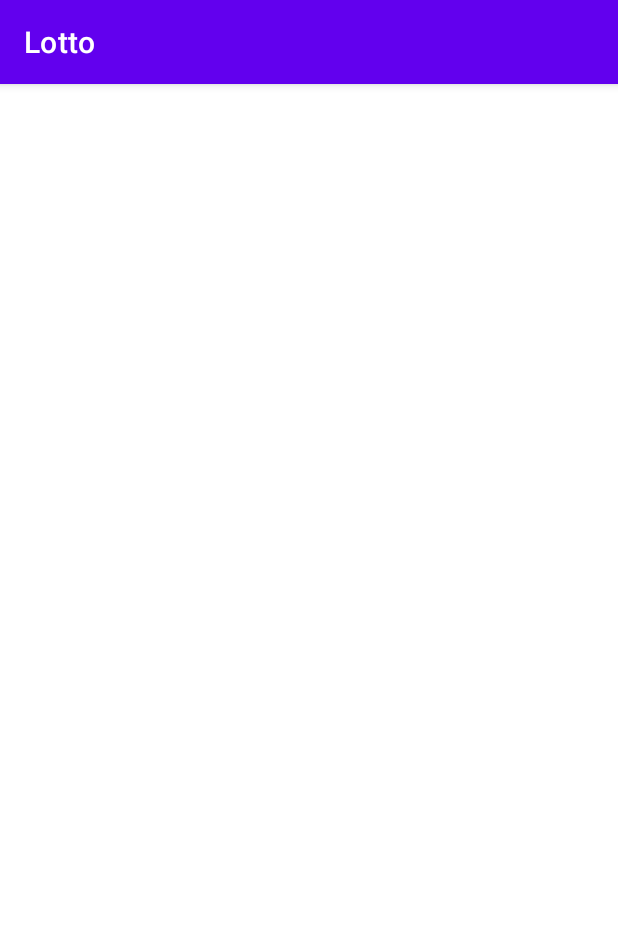
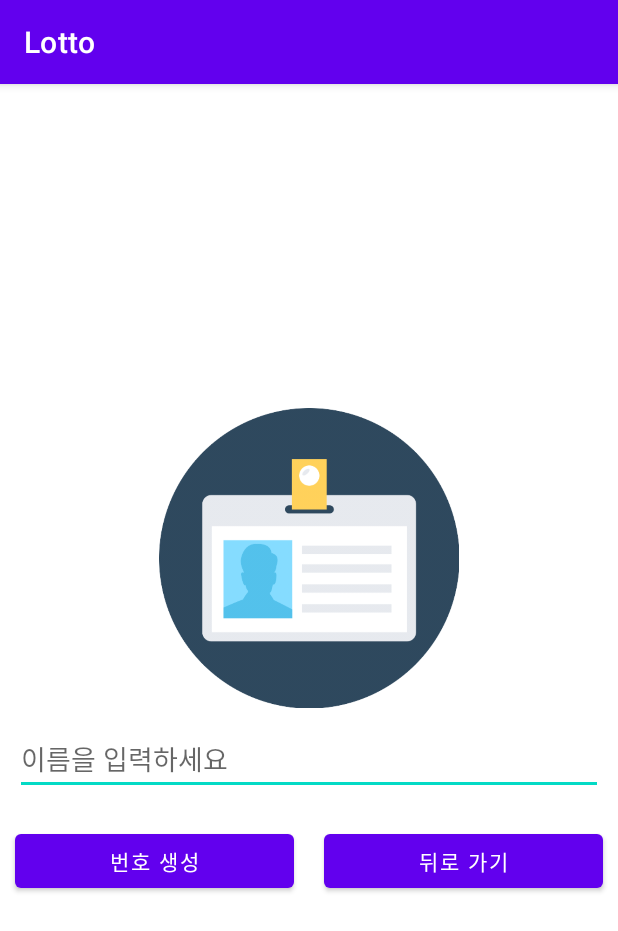
Before and after one commit to koolunkle/ICox_LottoSimulator, an Android app: the NameActivity screen opened directly, with no data from a screen before it, on a phone screen of 412 x 824 dp. Shown: the top 931 px of the screen. Run offline under Robolectric (Android 15) with nearby library versions, the phone set to English and light mode, and no system bars; our stand-ins replace data binding.

Commit message:
이름 입력 화면 UI 완성

```diff
--- a/app/src/main/res/layout/activity_main.xml
+++ b/app/src/main/res/layout/activity_main.xml
@@ -89,8 +89,8 @@
 
                 <ImageView
                     android:layout_width="140dp"
+                    android:layout_marginRight="5dp"
                     android:layout_height="140dp"
-                    android:layout_marginRight="5dp"
                     android:src="@drawable/constellation" />
 
             </LinearLayout>
--- a/app/src/main/res/layout/activity_name.xml
+++ b/app/src/main/res/layout/activity_name.xml
@@ -1,9 +1,51 @@
 <?xml version="1.0" encoding="utf-8"?>
-<androidx.constraintlayout.widget.ConstraintLayout xmlns:android="http://schemas.android.com/apk/res/android"
-    xmlns:app="http://schemas.android.com/apk/res-auto"
-    xmlns:tools="http://schemas.android.com/tools"
-    android:layout_width="match_parent"
-    android:layout_height="match_parent"
-    tools:context=".NameActivity">
+<layout>
 
-</androidx.constraintlayout.widget.ConstraintLayout>
+    <LinearLayout xmlns:android="http://schemas.android.com/apk/res/android"
+        xmlns:tools="http://schemas.android.com/tools"
+        android:layout_width="match_parent"
+        android:layout_height="match_parent"
+        android:gravity="center"
+        android:orientation="vertical"
+        tools:context=".NameActivity">
+
+        <ImageView
+            android:id="@+id/imgName"
+            android:layout_width="200dp"
+            android:layout_height="200dp"
+            android:src="@drawable/name" />
+
+        <EditText
+            android:id="@+id/edtName"
+            android:layout_width="match_parent"
+            android:layout_height="wrap_content"
+            android:layout_margin="10dp"
+            android:ems="10"
+            android:hint="이름을 입력하세요"
+            android:inputType="textPersonName" />
+
+        <LinearLayout
+            android:layout_width="match_parent"
+            android:layout_height="wrap_content"
+            android:orientation="horizontal"
+            android:weightSum="2">
+
+            <Button
+                android:layout_width="0dp"
+                android:layout_height="wrap_content"
+                android:layout_margin="10dp"
+                android:layout_weight="1"
+                android:text="번호 생성" />
+
+            <Button
+                android:layout_width="0dp"
+                android:layout_height="wrap_content"
+                android:layout_margin="10dp"
+                android:layout_weight="1"
+                android:text="뒤로 가기" />
+
+        </LinearLayout>
+
+    </LinearLayout>
+
+</layout>
```
